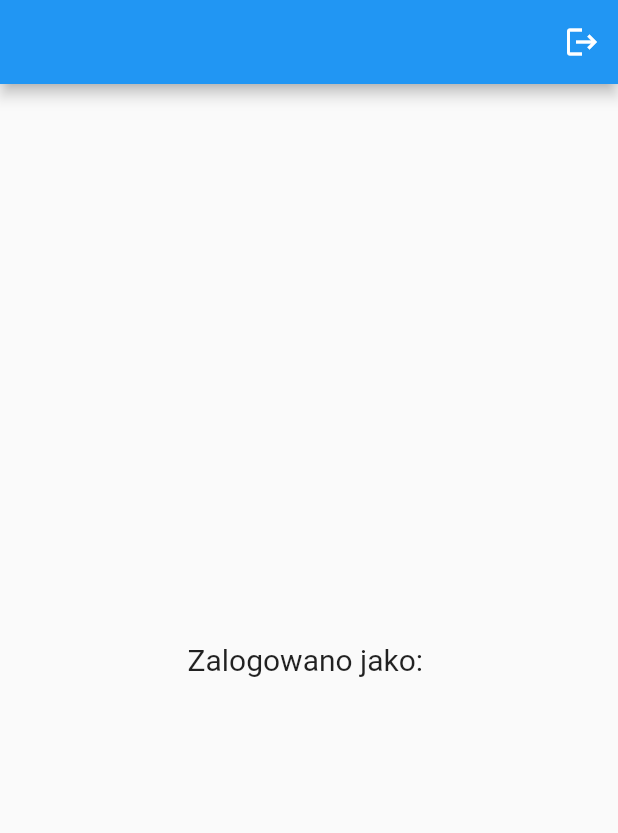
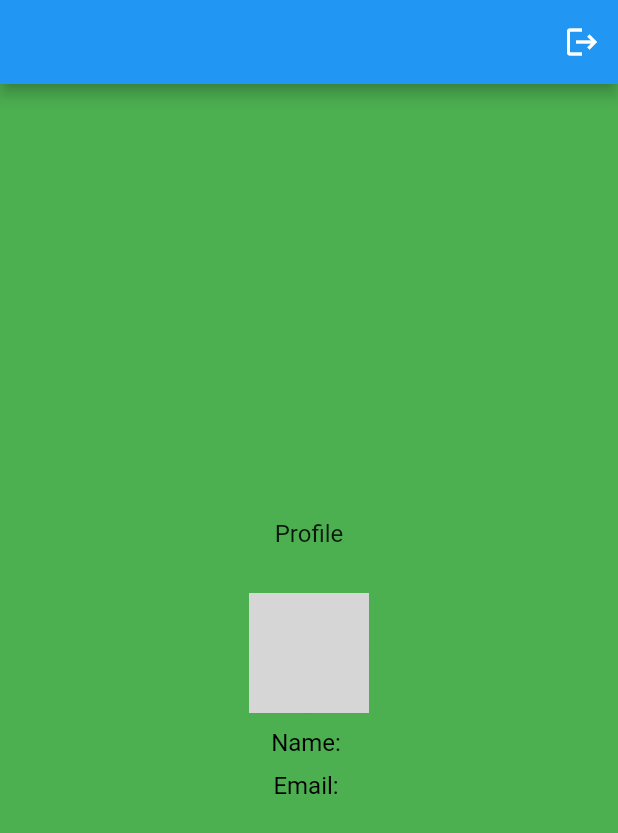
Before and after one commit to pmidura/ENCS-Chat, a Flutter app: the screen it shows once a user with an empty profile is signed in, after a tap on the "logout" icon, on a phone screen of 412 x 824 dp. Shown: the top 833 px of the screen. Run offline on Flutter 3.47's test engine with Material 2 defaults, Android fonts, the phone set to English and light mode, and no system bars; our stand-ins replace firebase_auth, firebase_core, google_sign_in; accounts and stored records are empty; network calls fail; grey boxes are pictures that could not be loaded.

Commit message:
complete google login and auto validation of fields

```diff
--- a/lib/components/my_textfield.dart
+++ b/lib/components/my_textfield.dart
@@ -22,6 +22,8 @@ class MyTextField extends StatelessWidget {
         controller: controller,
         obscureText: obscureText,
         validator: validator,
+        textInputAction: TextInputAction.done,
+        autovalidateMode: AutovalidateMode.onUserInteraction,
         decoration: InputDecoration(
           enabledBorder: const OutlineInputBorder(
             borderSide: BorderSide(color: Colors.white),
--- a/lib/main.dart
+++ b/lib/main.dart
@@ -1,6 +1,8 @@
+import 'package:encs_chat/provider/google_sign_in.dart';
 import 'package:firebase_core/firebase_core.dart';
 import 'package:flutter/material.dart';
 import 'package:flutter/services.dart';
+import 'package:provider/provider.dart';
 
 import 'firebase_options.dart';
 import 'pages/login_and_register/auth_page.dart';
@@ -27,10 +29,11 @@ class MyApp extends StatelessWidget {
   const MyApp({super.key});
 
   @override
-  Widget build(BuildContext context) {
-    return const MaterialApp(
+  Widget build(BuildContext context) => ChangeNotifierProvider(
+    create: (context) => GoogleSignInProvider(),
+    child: const MaterialApp(
       debugShowCheckedModeBanner: false, // Hide debug banner
       home: AuthPage(),
-    );
-  }
+    ),
+  );
 }
--- a/lib/pages/home_page.dart
+++ b/lib/pages/home_page.dart
@@ -1,33 +1,66 @@
+import 'package:encs_chat/provider/google_sign_in.dart';
 import 'package:firebase_auth/firebase_auth.dart';
 import 'package:flutter/material.dart';
+import 'package:provider/provider.dart';
 
 class HomePage extends StatelessWidget {
   HomePage({super.key});
 
   final user = FirebaseAuth.instance.currentUser!;
 
-  // Sign out method
-  void signOutUser() {
+  // Sign out method when user is logged in with e-mail address and password
+  void signOutUserWithEmailAndPassword() {
     FirebaseAuth.instance.signOut();
   }
 
   @override
   Widget build(BuildContext context) {
     return Scaffold(
+      backgroundColor: Colors.green,
       appBar: AppBar(
         actions: [
           IconButton(
-            onPressed: signOutUser,
+            onPressed: () {
+              for (final providerProfile in user.providerData) {
+                final provider = providerProfile.providerId;
+
+                if (provider == 'google.com') {
+                  final googleProvider = Provider.of<GoogleSignInProvider>(context, listen: false);
+                  googleProvider.googleLogout();
+                }
+                else if (provider == 'password') {
+                  signOutUserWithEmailAndPassword();
+                }
+              }
+            },
             icon: const Icon(Icons.logout),
           ),
         ],
       ),
       body: Center(
-        child: Text(
-          'Zalogowano jako: ${user.email!}',
-          style: const TextStyle(
-            fontSize: 20,
-          ),
+        child: Column(
+          mainAxisAlignment: MainAxisAlignment.center,
+          children: [
+            const Text(
+              'Profile',
+              style: TextStyle(fontSize: 16),
+            ),
+            const SizedBox(height: 30),
+            CircleAvatar(
+              radius: 40,
+              backgroundImage: NetworkImage(user.photoURL ?? 'https://www.seekpng.com/png/full/428-4287240_no-avatar-user-circle-icon-png.png'),
+            ),
+            const SizedBox(height: 10),
+            Text(
+              'Name: ${user.displayName ?? user.email}',
+              style: const TextStyle(color: Colors.black, fontSize: 16),
+            ),
+            const SizedBox(height: 10),
+            Text(
+              'Email: ${user.email!}',
+              style: const TextStyle(color: Colors.black, fontSize: 16),
+            ),
+          ],
         ),
       ),
     );
--- a/lib/pages/login_and_register/auth_page.dart
+++ b/lib/pages/login_and_register/auth_page.dart
@@ -10,11 +10,17 @@ class AuthPage extends StatelessWidget {
   @override
   Widget build(BuildContext context) {
     return Scaffold(
-      body: StreamBuilder<User?>(
+      body: StreamBuilder(
         stream: FirebaseAuth.instance.authStateChanges(),
         builder: (context, snapshot) {
-          if (snapshot.hasData) {
+          if (snapshot.connectionState == ConnectionState.waiting) {
+            return const Center(child: CircularProgressIndicator());
+          }
+          else if (snapshot.hasData) {
             return const VerifyEmailPage();
+          }
+          else if (snapshot.hasError) {
+            return const Center(child: Text('Ups! Coś poszło nie tak!'));
           }
           else {
             return const LoginOrRegisterPage();
--- a/lib/pages/login_and_register/login_page.dart
+++ b/lib/pages/login_and_register/login_page.dart
@@ -1,5 +1,9 @@
+import 'dart:io';
+
+import 'package:encs_chat/provider/google_sign_in.dart';
 import 'package:firebase_auth/firebase_auth.dart';
 import 'package:flutter/material.dart';
+import 'package:provider/provider.dart';
 
 import '../../components/my_button.dart';
 import '../../components/my_dialog.dart';
@@ -200,14 +204,25 @@ class _LoginPageState extends State<LoginPage> {
                     // Google and Apple sign in buttons
                     Row(
                       mainAxisAlignment: MainAxisAlignment.center,
-                      children: const [
+                      children: [
+                        (Platform.isIOS) ?
+                        // Apple button
+                        GestureDetector(
+                          child: const SquareTile(imagePath: 'lib/images/apple.png'),
+                          onTap: () {},
+                        ) :
+
                         // Google button
-                        SquareTile(imagePath: 'lib/images/google.png'),
-
-                        SizedBox(width: 25),
-
-                        // Apple button
-                        SquareTile(imagePath: 'lib/images/apple.png'),
+                        GestureDetector(
+                          child: const SquareTile(imagePath: 'lib/images/google.png'),
+                          onTap: () {
+                            final provider = Provider.of<GoogleSignInProvider>(
+                              context,
+                              listen: false,
+                            );
+                            provider.googleLogin();
+                          },
+                        ),
                       ],
                     ),
 
--- a/lib/pages/login_and_register/register_page.dart
+++ b/lib/pages/login_and_register/register_page.dart
@@ -1,10 +1,14 @@
+import 'dart:io';
+
 import 'package:firebase_auth/firebase_auth.dart';
 import 'package:flutter/material.dart';
+import 'package:provider/provider.dart';
 
 import '../../components/my_button.dart';
 import '../../components/my_dialog.dart';
 import '../../components/my_textfield.dart';
 import '../../components/square_tile.dart';
+import '../../provider/google_sign_in.dart';
 import '../../validation/reg_exp.dart';
 
 class RegisterPage extends StatefulWidget {
@@ -142,6 +146,9 @@ class _RegisterPageState extends State<RegisterPage> {
                         if (inputVal.toString().isEmpty) {
                           return 'Proszę potwierdzić hasło!';
                         }
+                        else if (inputVal.toString() != passwordController.text.trim()) {
+                          return 'Hasła nie są takie same!';
+                        }
 
                         return null;
                       },
@@ -154,14 +161,6 @@ class _RegisterPageState extends State<RegisterPage> {
                       onTap: () async {
                         if (!_signUpKey.currentState!.validate()) {
                           debugPrint('Registration not validated!');
-                        }
-                        else if (
-                          _signUpKey.currentState!.validate() &&
-                            passwordController.text != confirmPasswordController.text) {
-                          showDialog(
-                            context: context,
-                            builder: (context) => const MyDialog(text: 'Hasła nie są takie same!'),
-                          );
                         }
                         else {
                           debugPrint('Registration validated!');
@@ -206,14 +205,25 @@ class _RegisterPageState extends State<RegisterPage> {
                     // Google and Apple sign up buttons
                     Row(
                       mainAxisAlignment: MainAxisAlignment.center,
-                      children: const [
+                      children: [
+                        (Platform.isIOS) ?
+                        // Apple button
+                        GestureDetector(
+                          child: const SquareTile(imagePath: 'lib/images/apple.png'),
+                          onTap: () {},
+                        ) :
+
                         // Google button
-                        SquareTile(imagePath: 'lib/images/google.png'),
-
-                        SizedBox(width: 25),
-
-                        // Apple button
-                        SquareTile(imagePath: 'lib/images/apple.png'),
+                        GestureDetector(
+                          child: const SquareTile(imagePath: 'lib/images/google.png'),
+                          onTap: () {
+                            final provider = Provider.of<GoogleSignInProvider>(
+                              context,
+                              listen: false,
+                            );
+                            provider.googleLogin();
+                          },
+                        ),
                       ],
                     ),
 
--- a/pubspec.yaml
+++ b/pubspec.yaml
@@ -14,6 +14,8 @@ dependencies:
   cupertino_icons: ^1.0.2
   firebase_auth: ^4.2.9
   firebase_core: ^2.7.0
+  google_sign_in: ^6.0.1
+  provider: ^6.0.5
 
 dev_dependencies:
   flutter_test:
```
Also changed, not shown: lib/provider/google_sign_in.dart (added, +37 -0 lines), lib/images/google.png, pubspec.lock, 3 other files.
